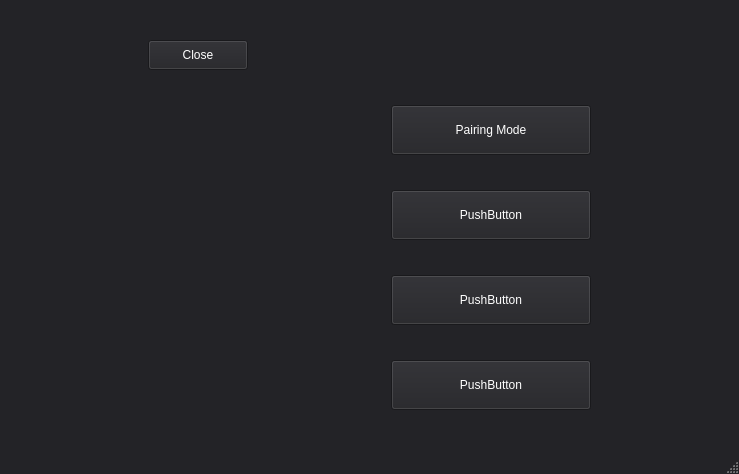
This is GUI.ui in thetechwells/RPi_NFC_BLE as Qt 5 draws it before an edit. The edited form follows.
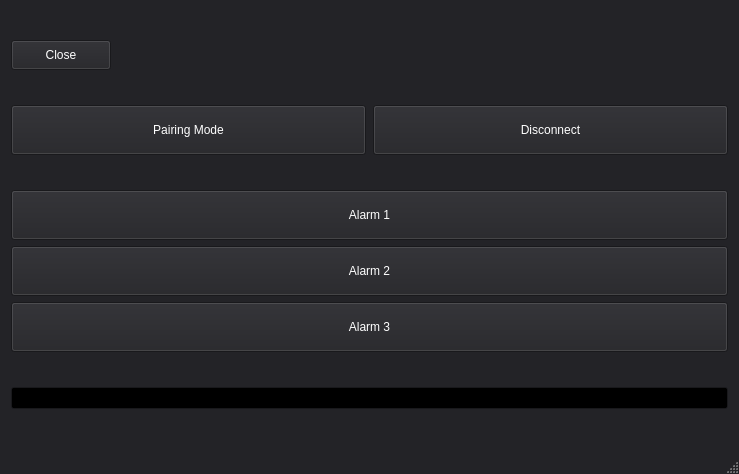
This is the edited form.

The edit to the form file:
```diff
--- a/GUI.ui
+++ b/GUI.ui
@@ -430,7 +430,58 @@
   </property>
   <widget class="QWidget" name="centralWidget">
    <layout class="QGridLayout" name="gridLayout">
-    <item row="0" column="2">
+    <item row="7" column="4">
+     <widget class="QLineEdit" name="lineEdit"/>
+    </item>
+    <item row="2" column="4">
+     <layout class="QGridLayout" name="gridLayout_2">
+      <property name="sizeConstraint">
+       <enum>QLayout::SetNoConstraint</enum>
+      </property>
+      <property name="horizontalSpacing">
+       <number>7</number>
+      </property>
+      <item row="0" column="1">
+       <widget class="QPushButton" name="btnDisconnect">
+        <property name="minimumSize">
+         <size>
+          <width>300</width>
+          <height>0</height>
+         </size>
+        </property>
+        <property name="maximumSize">
+         <size>
+          <width>16777215</width>
+          <height>50</height>
+         </size>
+        </property>
+        <property name="text">
+         <string>Disconnect</string>
+        </property>
+       </widget>
+      </item>
+      <item row="0" column="0">
+       <widget class="QPushButton" name="btnPairing">
+        <property name="minimumSize">
+         <size>
+          <width>300</width>
+          <height>50</height>
+         </size>
+        </property>
+        <property name="maximumSize">
+         <size>
+          <width>66666</width>
+          <height>50</height>
+         </size>
+        </property>
+        <property name="text">
+         <string>Pairing Mode</string>
+        </property>
+       </widget>
+      </item>
+     </layout>
+    </item>
+    <item row="0" column="4">
      <widget class="QPushButton" name="btnClose">
       <property name="minimumSize">
        <size>
@@ -449,39 +500,9 @@
       </property>
      </widget>
     </item>
-    <item row="5" column="4">
-     <widget class="QPushButton" name="btnAlarm3">
-      <property name="maximumSize">
-       <size>
-        <width>16777215</width>
-        <height>50</height>
-       </size>
-      </property>
-      <property name="text">
-       <string>PushButton</string>
-      </property>
-     </widget>
-    </item>
-    <item row="1" column="4">
-     <widget class="QPushButton" name="btnPairing">
-      <property name="minimumSize">
-       <size>
-        <width>100</width>
-        <height>30</height>
-       </size>
-      </property>
-      <property name="maximumSize">
-       <size>
-        <width>200</width>
-        <height>50</height>
-       </size>
-      </property>
-      <property name="text">
-       <string>Pairing Mode</string>
-      </property>
-     </widget>
-    </item>
     <item row="3" column="4">
+     <layout class="QVBoxLayout" name="verticalLayout">
+      <item>
      <widget class="QPushButton" name="btnAlarm1">
       <property name="maximumSize">
        <size>
@@ -490,11 +511,11 @@
        </size>
       </property>
       <property name="text">
-       <string>PushButton</string>
+         <string>Alarm 1</string>
       </property>
      </widget>
     </item>
-    <item row="4" column="4">
+      <item>
      <widget class="QPushButton" name="btnAlarm2">
       <property name="maximumSize">
        <size>
@@ -503,9 +524,24 @@
        </size>
       </property>
       <property name="text">
-       <string>PushButton</string>
-      </property>
-     </widget>
+         <string>Alarm 2</string>
+        </property>
+       </widget>
+      </item>
+      <item>
+       <widget class="QPushButton" name="btnAlarm3">
+        <property name="maximumSize">
+         <size>
+          <width>16777215</width>
+          <height>50</height>
+         </size>
+        </property>
+        <property name="text">
+         <string>Alarm 3</string>
+        </property>
+       </widget>
+      </item>
+     </layout>
     </item>
    </layout>
   </widget>
```
Left out of the diff: 38 changed lines with no effect on the pictures. Lines whose indentation alone changed are shown as unchanged.
